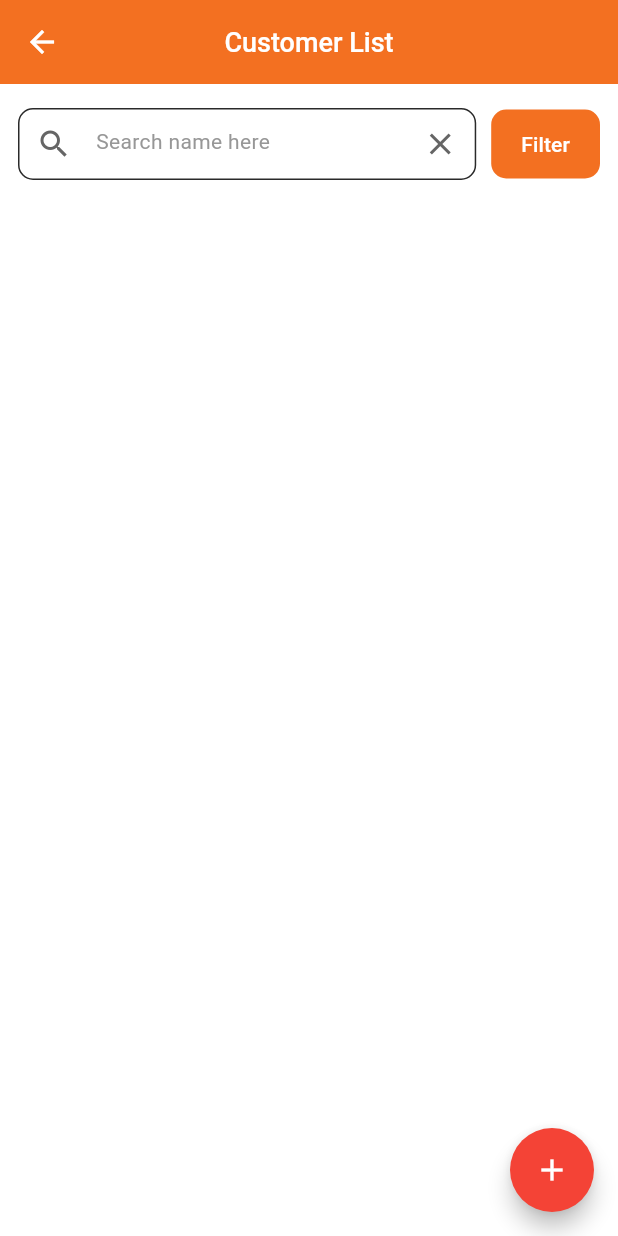
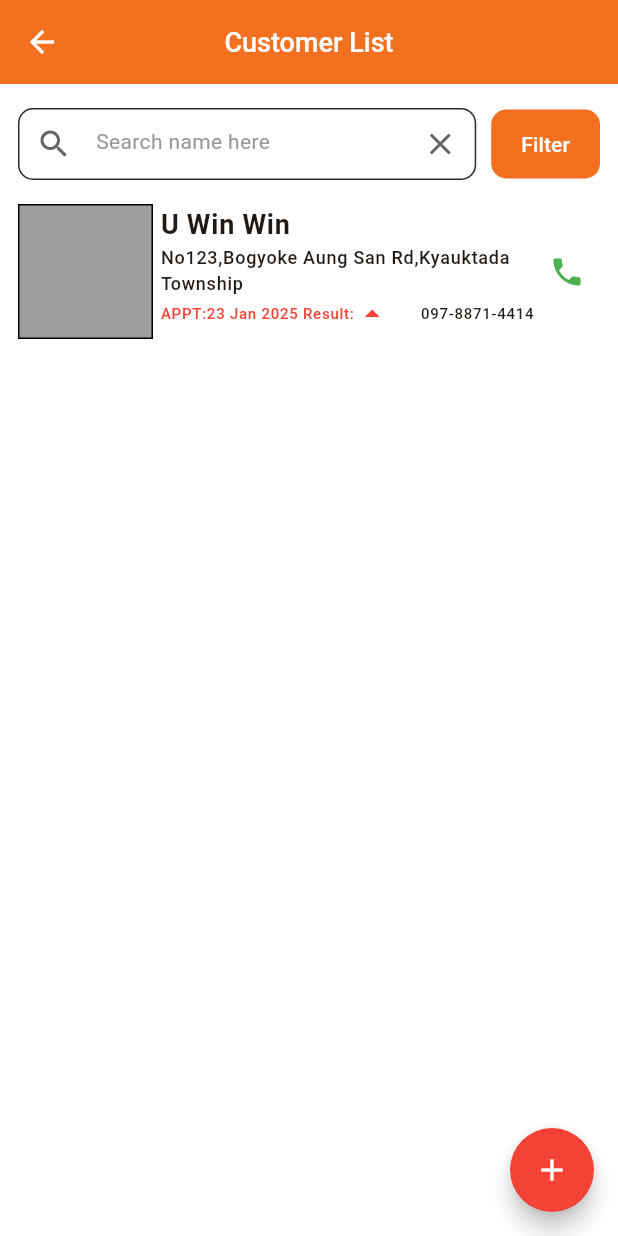
Before and after one commit to Eaindra68/customer_appoitment_system, a Flutter app: the CustomerListPage screen opened directly, on a phone screen of 412 x 824 dp. Run offline on Flutter 3.47's test engine with Material 3 defaults, Android fonts, the phone set to English and light mode, and no system bars; our stand-ins replace loading_animation_widget; Roboto replaces fonts that are missing (Nunito).

Commit message:
Update customer_list_page.dart

```diff
--- a/lib/presentation/pages/customer_list_page.dart
+++ b/lib/presentation/pages/customer_list_page.dart
@@ -81,6 +81,76 @@ class _CustomerListPageState extends State<CustomerListPage> {
                 ],
               ),
             ),
+            SizedBox(
+              width: context.screenWidth,
+              height: 90,
+              child: Row(
+                children: [
+                  Container(
+                    width: 90,
+                    decoration: BoxDecoration(
+                      color: Colors.grey,
+
+                      border: BoxBorder.all(color: Colors.black),
+                    ),
+                  ),
+                  Expanded(
+                    child: Padding(
+                      padding: const EdgeInsets.only(left: 5),
+                      child: Column(
+                        crossAxisAlignment: CrossAxisAlignment.start,
+                        children: [
+                          Text(
+                            "U Win Win",
+                            style: context.textTheme.bodyLarge?.copyWith(
+                              fontWeight: FontWeight.w700,
+                              fontSize: 18,
+                            ),
+                          ),
+                          RichText(
+                            text: TextSpan(
+                              children: [
+                                TextSpan(
+                                  text:
+                                      "No123,Bogyoke Aung San Rd,Kyauktada Township",
+                                  style: context.textTheme.labelSmall,
+                                ),
+                              ],
+                            ),
+                          ),
+                          Row(
+                            children: [
+                              Text(
+                                "APPT:23 Jan 2025 Result:",
+                                style: context.textTheme.labelSmall?.copyWith(
+                                  fontSize: 10,
+                                  color: Colors.red,
+                                ),
+                              ),
+                              Icon(
+                                Icons.arrow_drop_up_sharp,
+                                color: Colors.red,
+                              ),
+                              Spacer(),
+                              Text(
+                                "097-8871-4414",
+                                style: context.textTheme.labelSmall?.copyWith(
+                                  fontSize: 10,
+                                ),
+                              ),
+                            ],
+                          ),
+                        ],
+                      ),
+                    ),
+                  ),
+                  Padding(
+                    padding: const EdgeInsets.symmetric(horizontal: 10),
+                    child: Icon(Icons.phone, color: Colors.green),
+                  ),
+                ],
+              ),
+            ),
           ],
         ),
       ),
```
